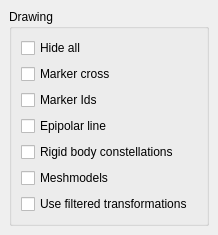
Before: the Qt Designer form src/ui/ui-files/DisplayOptionsDockWidget.ui in XROMMPackages/xmalab, drawn with Qt 5.
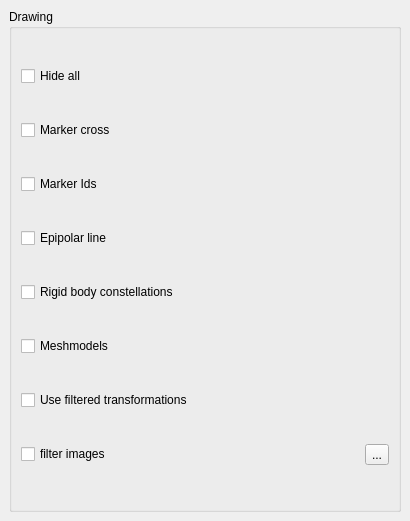
After: the same form once the commit is applied. Icons and pictures are not drawn.

Commit message: fixes #195 :  Added a filter for visual feedback

```diff
--- a/src/ui/ui-files/DisplayOptionsDockWidget.ui
+++ b/src/ui/ui-files/DisplayOptionsDockWidget.ui
@@ -6,8 +6,8 @@
    <rect>
     <x>0</x>
     <y>0</y>
-    <width>197</width>
-    <height>228</height>
+    <width>410</width>
+    <height>521</height>
    </rect>
   </property>
   <property name="sizePolicy">
@@ -26,7 +26,42 @@
       <property name="title">
        <string>Drawing</string>
       </property>
-      <layout class="QGridLayout" name="gridLayout_7">
+      <layout class="QGridLayout" name="gridLayout_2">
+       <item row="0" column="0">
+        <widget class="QCheckBox" name="checkBoxHide">
+         <property name="text">
+          <string>Hide all</string>
+         </property>
+        </widget>
+       </item>
+       <item row="1" column="0">
+        <widget class="QCheckBox" name="checkBoxMarkers">
+         <property name="text">
+          <string>Marker cross</string>
+         </property>
+        </widget>
+       </item>
+       <item row="2" column="0">
+        <widget class="QCheckBox" name="checkBoxMarkerIds">
+         <property name="text">
+          <string>Marker Ids</string>
+         </property>
+        </widget>
+       </item>
+       <item row="3" column="0">
+        <widget class="QCheckBox" name="checkBoxEpipolar">
+         <property name="text">
+          <string>Epipolar line</string>
+         </property>
+        </widget>
+       </item>
+       <item row="4" column="0">
+        <widget class="QCheckBox" name="checkBoxRigidBodyConstellation">
+         <property name="text">
+          <string>Rigid body constellations</string>
+         </property>
+        </widget>
+       </item>
        <item row="5" column="0">
         <widget class="QCheckBox" name="checkBoxRigidBodyMeshmodels">
          <property name="maximumSize">
@@ -40,45 +75,34 @@
          </property>
         </widget>
        </item>
-       <item row="6" column="0" colspan="4">
+       <item row="6" column="0" colspan="2">
         <widget class="QCheckBox" name="checkBox_DrawFiltered">
          <property name="text">
           <string>Use filtered transformations</string>
          </property>
         </widget>
        </item>
-       <item row="4" column="0">
-        <widget class="QCheckBox" name="checkBoxRigidBodyConstellation">
-         <property name="text">
-          <string>Rigid body constellations</string>
+       <item row="7" column="0">
+        <widget class="QCheckBox" name="checkBox_VisualFilter">
+         <property name="sizePolicy">
+          <sizepolicy hsizetype="Minimum" vsizetype="Maximum">
+           <horstretch>0</horstretch>
+           <verstretch>0</verstretch>
+          </sizepolicy>
          </property>
-        </widget>
-       </item>
-       <item row="2" column="0">
-        <widget class="QCheckBox" name="checkBoxMarkerIds">
          <property name="text">
-          <string>Marker Ids</string>
+          <string>filter images</string>
          </property>
         </widget>
        </item>
-       <item row="1" column="0">
-        <widget class="QCheckBox" name="checkBoxMarkers">
+       <item row="7" column="1">
+        <widget class="QToolButton" name="toolButton_VisualFilter">
          <property name="text">
-          <string>Marker cross</string>
+          <string>...</string>
          </property>
-        </widget>
-       </item>
-       <item row="3" column="0">
-        <widget class="QCheckBox" name="checkBoxEpipolar">
-         <property name="text">
-          <string>Epipolar line</string>
-         </property>
-        </widget>
-       </item>
-       <item row="0" column="0">
-        <widget class="QCheckBox" name="checkBoxHide">
-         <property name="text">
-          <string>Hide all</string>
+         <property name="icon">
+          <iconset resource="../calibrationtool_resources.qrc">
+           <normaloff>:/images/resource-files/icons/settings.png</normaloff>:/images/resource-files/icons/settings.png</iconset>
          </property>
         </widget>
        </item>
```
Left out of the diff: 4 changed lines with no effect on the pictures. The commit also changes 18 other files.
